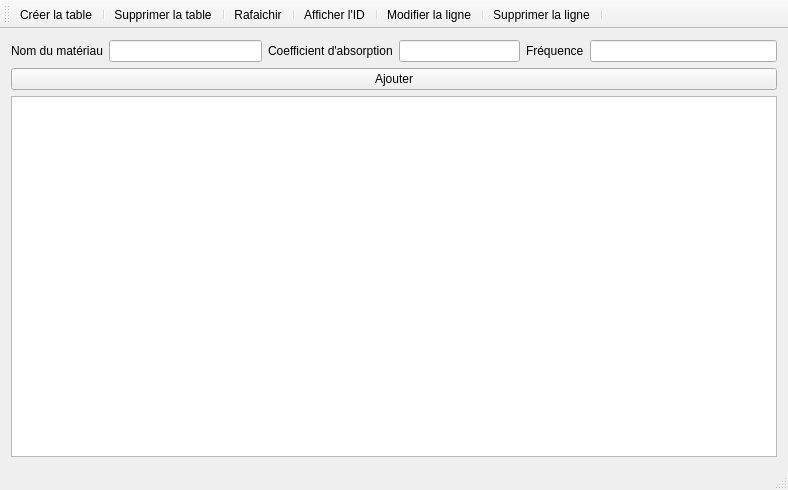
Qt form database/databaseQt/mainwindow.ui (b3rnvrd/Kundt-s-tube-automation) before a commit.
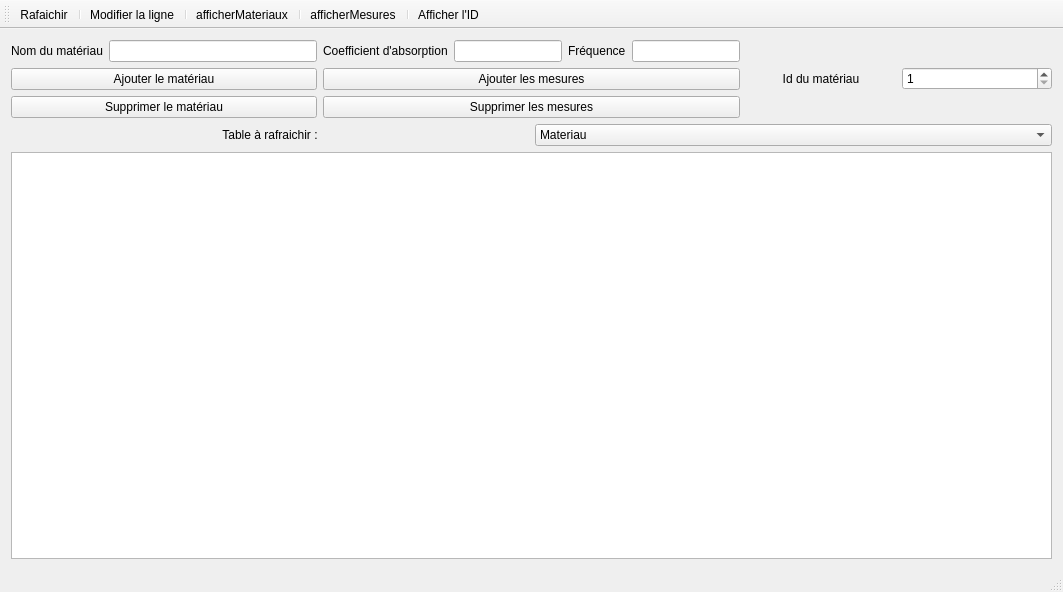
The same form after that commit. Icons and pictures are not drawn.

Diff of the .ui file:
```diff
--- a/database/databaseQt/mainwindow.ui
+++ b/database/databaseQt/mainwindow.ui
@@ -6,8 +6,8 @@
    <rect>
     <x>0</x>
     <y>0</y>
-    <width>788</width>
-    <height>490</height>
+    <width>1063</width>
+    <height>592</height>
    </rect>
   </property>
   <property name="windowTitle">
@@ -20,65 +20,171 @@
   <widget class="QWidget" name="centralWidget">
    <layout class="QGridLayout" name="gridLayout">
     <item row="0" column="0">
-     <layout class="QVBoxLayout" name="verticalLayout_2">
+     <layout class="QVBoxLayout" name="verticalLayout_6">
       <item>
-       <layout class="QVBoxLayout" name="verticalLayout">
+       <layout class="QVBoxLayout" name="verticalLayout_5">
         <item>
-         <layout class="QHBoxLayout" name="horizontalLayout_4">
+         <layout class="QHBoxLayout" name="horizontalLayout_6">
           <item>
-           <layout class="QHBoxLayout" name="horizontalLayout">
+           <layout class="QVBoxLayout" name="verticalLayout_4">
             <item>
-             <widget class="QLabel" name="labelNom">
-              <property name="text">
-               <string>Nom du matériau</string>
-              </property>
-             </widget>
+             <layout class="QHBoxLayout" name="horizontalLayout">
+              <item>
+               <widget class="QLabel" name="labelNom">
+                <property name="text">
+                 <string>Nom du matériau</string>
+                </property>
+               </widget>
+              </item>
+              <item>
+               <widget class="QLineEdit" name="lineEditNom"/>
+              </item>
+             </layout>
             </item>
             <item>
-             <widget class="QLineEdit" name="lineEditNom"/>
+             <layout class="QVBoxLayout" name="verticalLayout">
+              <item>
+               <widget class="QPushButton" name="AjouterMateriau">
+                <property name="text">
+                 <string>Ajouter le matériau</string>
+                </property>
+                <property name="icon">
+                 <iconset resource="icones.qrc">
+                  <normaloff>:/images/ajouter_ligne.png</normaloff>:/images/ajouter_ligne.png</iconset>
+                </property>
+               </widget>
+              </item>
+              <item>
+               <widget class="QPushButton" name="pushButtonSupprimerMateriau">
+                <property name="text">
+                 <string>Supprimer le matériau</string>
+                </property>
+                <property name="icon">
+                 <iconset resource="icones.qrc">
+                  <normaloff>:/images/retirer_ligne.png</normaloff>:/images/retirer_ligne.png</iconset>
+                </property>
+               </widget>
+              </item>
+             </layout>
             </item>
            </layout>
           </item>
           <item>
-           <layout class="QHBoxLayout" name="horizontalLayout_2">
+           <layout class="QVBoxLayout" name="verticalLayout_3">
             <item>
-             <widget class="QLabel" name="labelCoef">
-              <property name="text">
-               <string>Coefficient d'absorption</string>
-              </property>
-             </widget>
+             <layout class="QHBoxLayout" name="horizontalLayout_4">
+              <item>
+               <layout class="QHBoxLayout" name="horizontalLayout_2">
+                <item>
+                 <widget class="QLabel" name="labelCoef">
+                  <property name="text">
+                   <string>Coefficient d'absorption</string>
+                  </property>
+                 </widget>
+                </item>
+                <item>
+                 <widget class="QLineEdit" name="lineEditCoef"/>
+                </item>
+               </layout>
+              </item>
+              <item>
+               <layout class="QHBoxLayout" name="horizontalLayout_3">
+                <item>
+                 <widget class="QLabel" name="labelFrequence">
+                  <property name="text">
+                   <string>Fréquence</string>
+                  </property>
+                 </widget>
+                </item>
+                <item>
+                 <widget class="QLineEdit" name="lineEditFrequence"/>
+                </item>
+               </layout>
+              </item>
+             </layout>
             </item>
             <item>
-             <widget class="QLineEdit" name="lineEditCoef"/>
+             <layout class="QVBoxLayout" name="verticalLayout_2">
+              <item>
+               <widget class="QPushButton" name="pushButtonAjouterMesures">
+                <property name="text">
+                 <string>Ajouter les mesures</string>
+                </property>
+               </widget>
+              </item>
+              <item>
+               <widget class="QPushButton" name="pushButtonSupprimerMesures">
+                <property name="text">
+                 <string>Supprimer les mesures</string>
+                </property>
+               </widget>
+              </item>
+             </layout>
             </item>
            </layout>
           </item>
           <item>
-           <layout class="QHBoxLayout" name="horizontalLayout_3">
+           <layout class="QHBoxLayout" name="horizontalLayout_5">
             <item>
-             <widget class="QLabel" name="labelFrequence">
+             <widget class="QLabel" name="label">
+              <property name="sizePolicy">
+               <sizepolicy hsizetype="Expanding" vsizetype="Preferred">
+                <horstretch>0</horstretch>
+                <verstretch>0</verstretch>
+               </sizepolicy>
+              </property>
               <property name="text">
-               <string>Fréquence</string>
+               <string>Id du matériau</string>
               </property>
+              <property name="alignment">
+               <set>Qt::AlignCenter</set>
+              </property>
              </widget>
             </item>
             <item>
-             <widget class="QLineEdit" name="lineEditFrequence"/>
+             <widget class="QSpinBox" name="spinBoxMateriau">
+              <property name="sizePolicy">
+               <sizepolicy hsizetype="Expanding" vsizetype="Fixed">
+                <horstretch>0</horstretch>
+                <verstretch>0</verstretch>
+               </sizepolicy>
+              </property>
+              <property name="minimum">
+               <number>1</number>
+              </property>
+             </widget>
             </item>
            </layout>
           </item>
          </layout>
         </item>
         <item>
-         <widget class="QPushButton" name="Ajouter">
-          <property name="text">
-           <string>Ajouter</string>
-          </property>
-          <property name="icon">
-           <iconset resource="icones.qrc">
-            <normaloff>:/images/ajouter_ligne.png</normaloff>:/images/ajouter_ligne.png</iconset>
-          </property>
-         </widget>
+         <layout class="QHBoxLayout" name="horizontalLayout_7">
+          <item>
+           <widget class="QLabel" name="labelTableARafraichir">
+            <property name="text">
+             <string>Table à rafraichir :</string>
+            </property>
+            <property name="alignment">
+             <set>Qt::AlignCenter</set>
+            </property>
+           </widget>
+          </item>
+          <item>
+           <widget class="QComboBox" name="comboBoxTableARafraichir">
+            <item>
+             <property name="text">
+              <string>Materiau</string>
+             </property>
+            </item>
+            <item>
+             <property name="text">
+              <string>Enregistrement</string>
+             </property>
+            </item>
+           </widget>
+          </item>
+         </layout>
         </item>
        </layout>
       </item>
@@ -100,18 +206,15 @@
    <attribute name="toolBarBreak">
     <bool>false</bool>
    </attribute>
-   <addaction name="actionCreerTableMateriau"/>
-   <addaction name="separator"/>
-   <addaction name="actionSupprimerTable"/>
-   <addaction name="separator"/>
    <addaction name="actionRafaichir"/>
    <addaction name="separator"/>
-   <addaction name="actionAfficher_l_ID"/>
-   <addaction name="separator"/>
    <addaction name="actionModifier"/>
    <addaction name="separator"/>
-   <addaction name="actionSupprimer"/>
+   <addaction name="actionafficherMateriaux"/>
    <addaction name="separator"/>
+   <addaction name="actionafficherMesures"/>
+   <addaction name="separator"/>
+   <addaction name="actionafficher_l_ID"/>
   </widget>
   <widget class="QStatusBar" name="statusBar"/>
   <action name="actionRafaichir">
@@ -132,36 +235,30 @@
     <string>Modifier la ligne</string>
    </property>
   </action>
-  <action name="actionAfficher_l_ID">
+  <action name="actionafficherMateriaux">
+   <property name="icon">
+    <iconset resource="icones.qrc">
+     <normaloff>:/images/bois.png</normaloff>:/images/bois.png</iconset>
+   </property>
+   <property name="text">
+    <string>afficherMateriaux</string>
+   </property>
+  </action>
+  <action name="actionafficherMesures">
+   <property name="icon">
+    <iconset resource="icones.qrc">
+     <normaloff>:/images/mesures.png</normaloff>:/images/mesures.png</iconset>
+   </property>
+   <property name="text">
+    <string>afficherMesures</string>
+   </property>
+  </action>
+  <action name="actionafficher_l_ID">
    <property name="text">
     <string>Afficher l'ID</string>
    </property>
-  </action>
-  <action name="actionSupprimer">
-   <property name="icon">
-    <iconset resource="icones.qrc">
-     <normaloff>:/images/retirer_ligne.png</normaloff>:/images/retirer_ligne.png</iconset>
-   </property>
-   <property name="text">
-    <string>Supprimer la ligne</string>
-   </property>
-  </action>
-  <action name="actionCreerTableMateriau">
-   <property name="icon">
-    <iconset resource="icones.qrc">
-     <normaloff>:/images/ajouter_table.png</normaloff>:/images/ajouter_table.png</iconset>
-   </property>
-   <property name="text">
-    <string>Créer la table</string>
-   </property>
-  </action>
-  <action name="actionSupprimerTable">
-   <property name="icon">
-    <iconset resource="icones.qrc">
-     <normaloff>:/images/retirer_table.png</normaloff>:/images/retirer_table.png</iconset>
-   </property>
-   <property name="text">
-    <string>Supprimer la table</string>
+   <property name="toolTip">
+    <string>afficher_l_ID</string>
    </property>
   </action>
  </widget>
```
